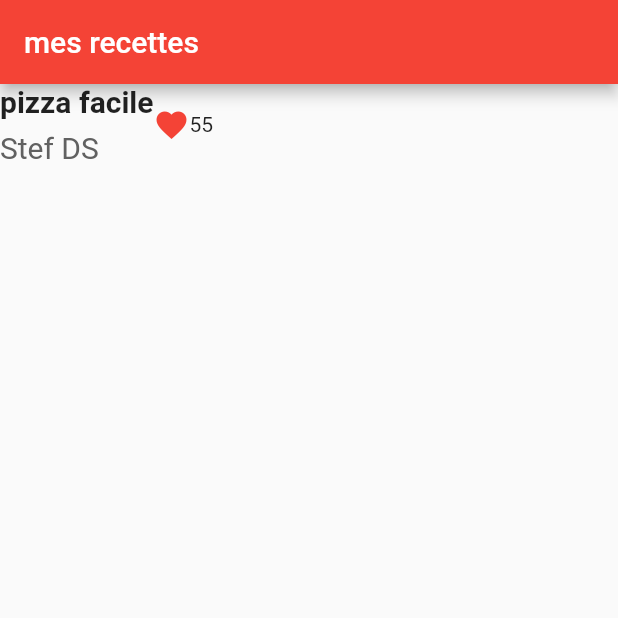
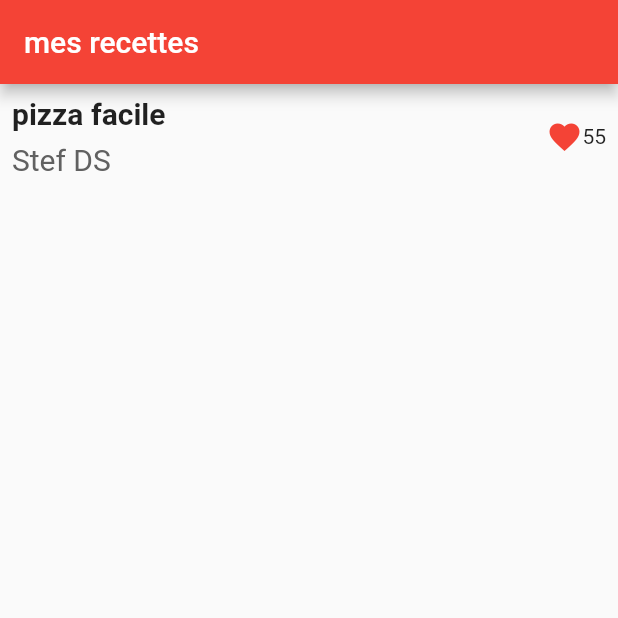
Before and after one commit to GUZZLER13/First-App-Flutter-Dart, a Flutter app: the screen it shows after launch, on a phone screen of 412 x 824 dp, the top half of it. Run offline on Flutter 3.47's test engine with Material 2 defaults, Android fonts, the phone set to English and light mode, and no system bars.

Commit message:
add titleSection Widget

```diff
--- a/lib/main.dart
+++ b/lib/main.dart
@@ -4,11 +4,38 @@ import 'package:flutter/cupertino.dart';
 import 'package:flutter/material.dart';
 
 void main() {
-  runApp(const MyApp());
+  runApp(MyApp());
 }
 
 class MyApp extends StatelessWidget {
-  const MyApp({Key? key}) : super(key: key);
+
+
+   Widget titleSection = (Container(
+    padding: const EdgeInsets.all(8),
+    child: Row(
+      children: [
+        Expanded(
+          child: Column(
+            crossAxisAlignment: CrossAxisAlignment.start,
+            children: [
+              Container(
+                  padding: const EdgeInsets.only(bottom: 8),
+                  child: const Text('pizza facile',
+                      style: TextStyle(
+                          fontWeight: FontWeight.bold, fontSize: 20))),
+              Text("Stef DS",
+                  style: TextStyle(color: Colors.grey[700], fontSize: 20))
+            ],
+          ),
+        ),
+        const Icon(Icons.favorite, color: Colors.red),
+        const Text("55")
+      ],
+    ),
+  ));
+
+
+  MyApp({Key? key}) : super(key: key);
 
   // This widget is the root of your application.
   @override
@@ -34,27 +61,7 @@ class MyApp extends StatelessWidget {
             title: const Text("mes recettes"),
           ),
           body: Column(
-            children: [
-              Row(
-                children: [
-                  Column(
-                    crossAxisAlignment: CrossAxisAlignment.start,
-                    children: [
-                      Container(
-                          padding: const EdgeInsets.only(bottom: 8),
-                          child: const Text('pizza facile',
-                              style: TextStyle(
-                                  fontWeight: FontWeight.bold, fontSize: 20))),
-                      Text("Stef DS",
-                          style:
-                              TextStyle(color: Colors.grey[700], fontSize: 20))
-                    ],
-                  ),
-                  Icon(Icons.favorite, color: Colors.red),
-                  Text("55")
-                ],
-              ),
-            ],
+            children: [titleSection],
           )),
     );
   }
```
Also changed, not shown: 1 other file.
